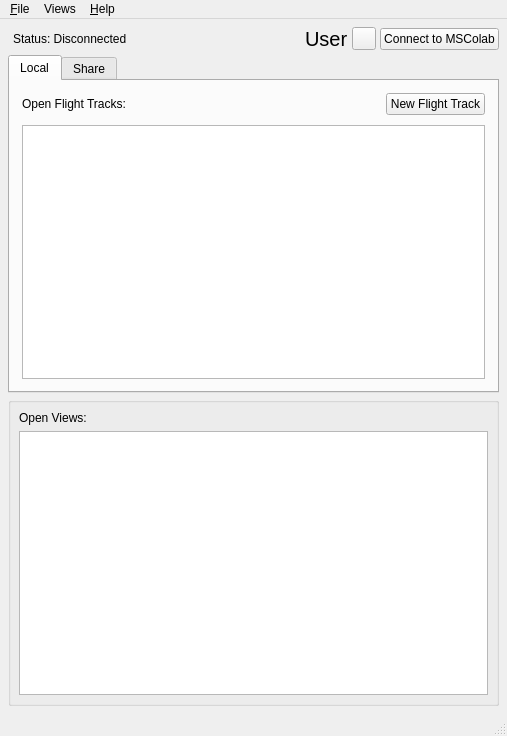
First picture: the form in mslib/msui/ui/ui_mainwindow.ui, repository Open-MSS/MSS, before the edit.
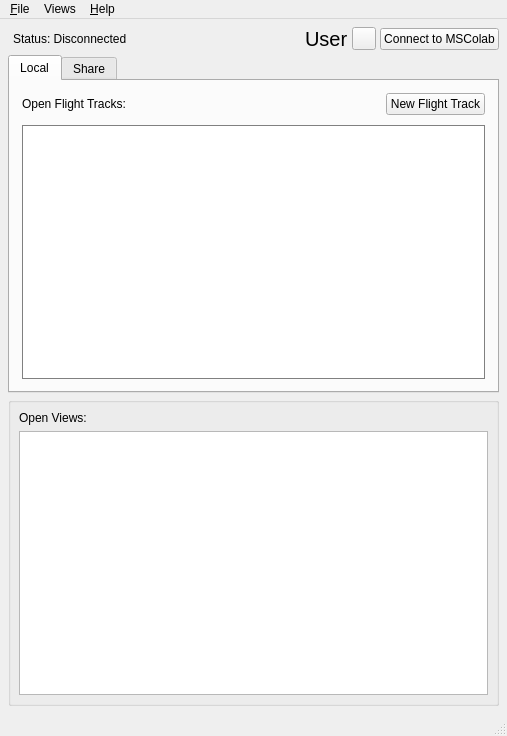
Second picture: the form after the edit.

Commit message: completed merging of both window functionalities

The edit to the form file:
```diff
--- a/mslib/msui/ui/ui_mainwindow.ui
+++ b/mslib/msui/ui/ui_mainwindow.ui
@@ -131,7 +131,7 @@
         <item row="1" column="0" colspan="2">
          <widget class="QListWidget" name="listFlightTracks">
           <property name="styleSheet">
-           <string notr="true"/>
+           <string notr="true">border: 1px solid grey;</string>
           </property>
           <property name="frameShadow">
            <enum>QFrame::Sunken</enum>
```
Left out of the diff: 8 changed lines with no effect on the pictures. The commit also changes 5 other files.
